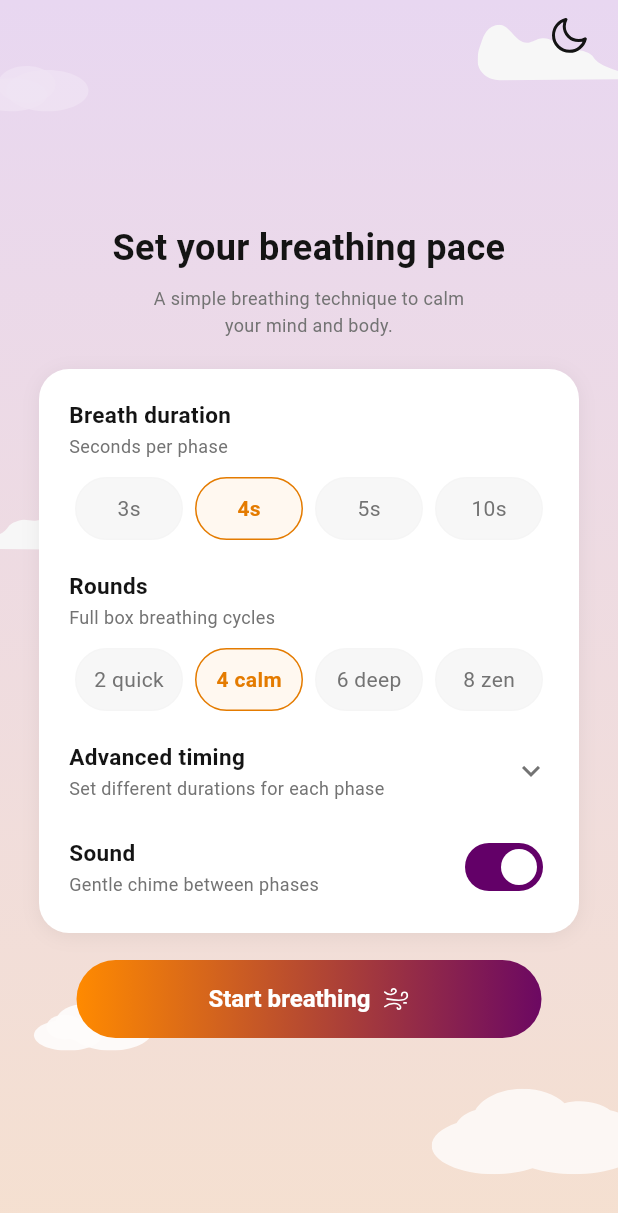
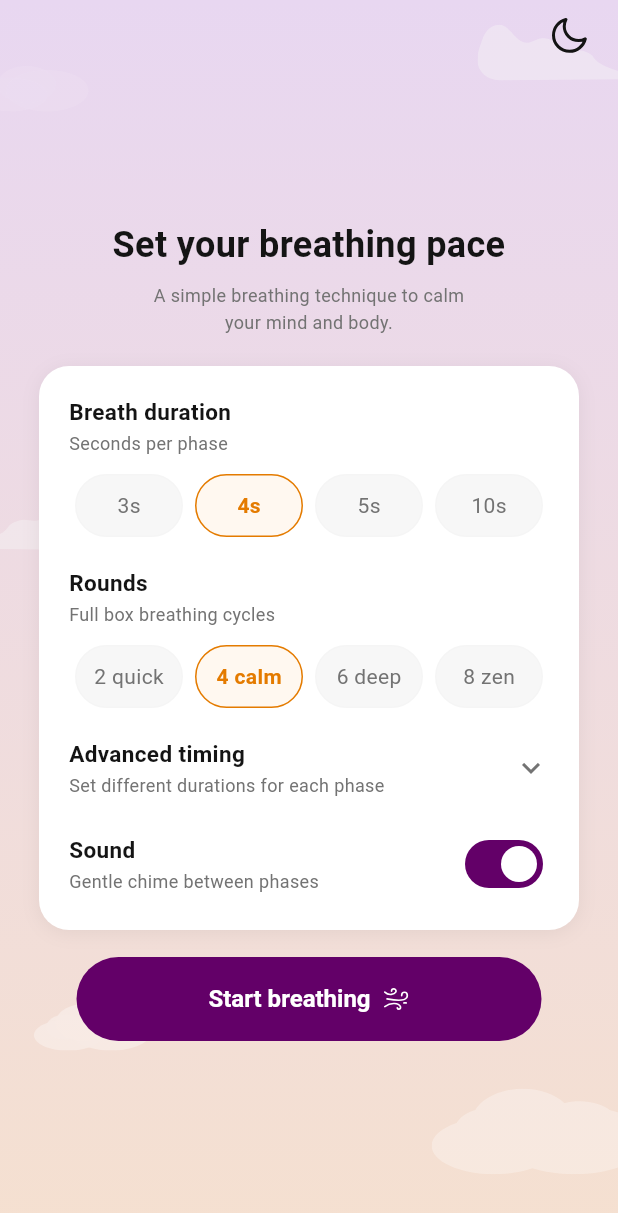
Before and after one commit to ankitk93/newu_hackthon, a Flutter app: the screen it shows after launch, on a phone screen of 412 x 824 dp. Shown: the top 1213 px of the screen. Run offline on Flutter 3.47's test engine with Material 3 defaults, Android fonts, the phone set to English and light mode, and no system bars; our stand-ins replace audioplayers, connectivity_plus, dio, equatable, flutter_bloc, flutter_svg and 4 more; accounts and stored records are empty.

Commit message:
fixes - NewU team feedback fixed screen wise

```diff
--- a/lib/core/theme/app_colors.dart
+++ b/lib/core/theme/app_colors.dart
@@ -63,8 +63,16 @@ class AppColors {
   static const Color accent = Color(0xFF7C4DFF);
   static const Color backToSetup = Color(0xFF6C0862);
 
-  // ─── Bubble (Dark Get Ready) ───
+  // ─── Bubble ───
   static const Color bubbleBgDark = Color(0xFF383840);
+  // Light: #C97CF5 at 40% / 10%  |  Dark: #7B2D8E at 20% / 5%
+  static const Color bubbleGradientLightStart = Color(0x66C97CF5);
+  static const Color bubbleGradientLightEnd = Color(0x1AC97CF5);
+  static const Color bubbleGradientDarkStart = Color(0x337B2D8E);
+  static const Color bubbleGradientDarkEnd = Color(0x0D7B2D8E);
+  // Border: Light #C97CF5 at 25%  |  Dark #7B2D8E at 12%
+  static const Color bubbleBorderLight = Color(0x40C97CF5);
+  static const Color bubbleBorderDark = Color(0x1F7B2D8E);
 
   //button colors
   static const Color buttonBgColorLight = Color(0xFF630068);
--- /dev/null
+++ b/lib/core/utils/responsive_utils.dart
@@ -0,0 +1,29 @@
+import 'package:flutter/material.dart';
+
+/// Provides responsive scaling for font sizes and spacing on wider viewports.
+/// Mobile sizes are the baseline (1.0x); tablets and desktops scale up.
+class Responsive {
+  Responsive._();
+
+  static double scaleFactor(BuildContext context) {
+    final width = MediaQuery.of(context).size.width;
+    if (width >= 1200) return 1.3;
+    if (width >= 800) return 1.15;
+    return 1.0;
+  }
+
+  static double fontSize(BuildContext context, double base) {
+    return base * scaleFactor(context);
+  }
+
+  static bool isMobile(BuildContext context) =>
+      MediaQuery.of(context).size.width < 600;
+
+  static bool isTablet(BuildContext context) {
+    final w = MediaQuery.of(context).size.width;
+    return w >= 600 && w < 1200;
+  }
+
+  static bool isDesktop(BuildContext context) =>
+      MediaQuery.of(context).size.width >= 1200;
+}
--- a/lib/features/breathing/presentation/blocs/session/breathing_session_bloc.dart
+++ b/lib/features/breathing/presentation/blocs/session/breathing_session_bloc.dart
@@ -90,7 +90,6 @@ class BreathingSessionBloc
     // Check if session is complete
     if (isNewCycle && nextCycle > currentState.config.rounds) {
       _cancelTimer();
-      _playChime(currentState.config.soundEnabled);
       emit(SessionCompleted(config: currentState.config));
       return;
     }
--- a/lib/features/breathing/presentation/blocs/setup/breathing_setup_state.dart
+++ b/lib/features/breathing/presentation/blocs/setup/breathing_setup_state.dart
@@ -23,14 +23,14 @@ class BreathingSetupState extends Equatable {
 
   BreathingSetupState copyWith({
     BreathingConfig? config,
-    Object? selectedPresetDuration = _sentinel,
+    Object? selectedPresetDuration = _sentinel, // default value is _sentinel, not null
     bool? isAdvancedTimingOpen,
   }) {
     return BreathingSetupState(
       config: config ?? this.config,
       selectedPresetDuration: identical(selectedPresetDuration, _sentinel)
-          ? this.selectedPresetDuration
-          : selectedPresetDuration as int?,
+          ? this.selectedPresetDuration // user didn't provided any value, so keep the old value
+          : selectedPresetDuration as int?, // user provided a value, so use it
       isAdvancedTimingOpen:
           isAdvancedTimingOpen ?? this.isAdvancedTimingOpen,
     );
--- a/lib/features/breathing/presentation/screens/setup_screen.dart
+++ b/lib/features/breathing/presentation/screens/setup_screen.dart
@@ -6,6 +6,7 @@ import 'package:newu_health/core/theme/theme_cubit.dart';
 import 'package:newu_health/features/breathing/presentation/blocs/setup/breathing_setup_bloc.dart';
 import 'package:newu_health/features/breathing/presentation/blocs/setup/breathing_setup_event.dart';
 import 'package:newu_health/features/breathing/presentation/blocs/setup/breathing_setup_state.dart';
+import 'package:newu_health/core/utils/responsive_utils.dart';
 import 'package:newu_health/features/breathing/presentation/widgets/duration_chip.dart';
 import 'package:newu_health/features/breathing/presentation/widgets/phase_duration_control.dart';
 
@@ -102,7 +103,7 @@ class _SetupContent extends StatelessWidget {
                             color: isDark
                                 ? AppColors.textPrimaryDark
                                 : AppColors.textPrimary,
-                            fontSize: 24,
+                            fontSize: Responsive.fontSize(context, 24),
                             fontWeight: FontWeight.w700,
                           ),
                           textAlign: TextAlign.center,
@@ -114,7 +115,7 @@ class _SetupContent extends StatelessWidget {
                             color: isDark
                                 ? AppColors.textSecondaryDark
                                 : AppColors.textSecondary,
-                            fontSize: 12,
+                            fontSize: Responsive.fontSize(context, 12),
                             height: 1.5,
                           ),
                           textAlign: TextAlign.center,
@@ -187,7 +188,9 @@ class _SetupContent extends StatelessWidget {
         ? 'assets/images/dark_mode_assets'
         : 'assets/images/light_mode_assets';
     double cw(double factor, double max) => (w * factor).clamp(0, max);
-    return Stack(
+    return Opacity(
+      opacity: 0.4,
+      child: Stack(
         children: [
           Positioned(
             left: -20,
@@ -224,25 +227,32 @@ class _SetupContent extends StatelessWidget {
                 '$base/two_overlapping_cloud.svg', width: cw(0.2, 120)),
           ),
         ],
+      ),
     );
   }
 
-  Widget _title(String t, bool isDark) => Text(
+  Widget _title(String t, bool isDark, {BuildContext? ctx}) {
+    final fs = ctx != null ? Responsive.fontSize(ctx, 15) : 15.0;
+    return Text(
         t,
         style: TextStyle(
           color: isDark ? AppColors.textPrimaryDark : AppColors.textPrimary,
-          fontSize: 15,
+          fontSize: fs,
           fontWeight: FontWeight.w700,
         ),
       );
+  }
 
-  Widget _sub(String t, bool isDark) => Text(
+  Widget _sub(String t, bool isDark, {BuildContext? ctx}) {
+    final fs = ctx != null ? Responsive.fontSize(ctx, 12) : 12.0;
+    return Text(
         t,
         style: TextStyle(
           color: isDark ? AppColors.textSecondaryDark : AppColors.textSecondary,
-          fontSize: 12,
+          fontSize: fs,
         ),
       );
+  }
 
   Widget _durationChips(BuildContext ctx, bool isDark) {
     const durations = [3, 4, 5, 10];
@@ -327,9 +337,10 @@ class _SetupContent extends StatelessWidget {
               ],
             ),
           ),
-          AnimatedCrossFade(
-            firstChild: const SizedBox.shrink(),
-            secondChild: Padding(
+          AnimatedSize(
+            duration: const Duration(milliseconds: 300),
+            curve: Curves.easeInOut,
+            child:s.isAdvancedTimingOpen ? Padding(
               padding: const EdgeInsets.only(top: 12),
               child: Column(children: [
                 PhaseDurationControl(
@@ -361,11 +372,7 @@ class _SetupContent extends StatelessWidget {
                         UpdatePhaseDuration(
                             phaseType: PhaseType.holdOut, seconds: v))),
               ]),
-            ),
-            crossFadeState: s.isAdvancedTimingOpen
-                ? CrossFadeState.showSecond
-                : CrossFadeState.showFirst,
-            duration: const Duration(milliseconds: 300),
+            ): const SizedBox(width: double.infinity, height: 0),
           ),
         ],
       ),
@@ -402,11 +409,9 @@ class _SetupContent extends StatelessWidget {
   Widget _startButton(BuildContext ctx, bool isDark) {
     return BlocBuilder<BreathingSetupBloc, BreathingSetupState>(
       builder: (ctx, s) => Container(
-        height: 52,
+        height: 56,
         decoration: BoxDecoration(
-          gradient: const LinearGradient(
-            colors: [AppColors.gradientStart, AppColors.gradientEnd],
-          ),
+          color: isDark ? AppColors.buttonBgColorDark : AppColors.buttonBgColorLight,
           borderRadius: BorderRadius.circular(50),
         ),
         child: ElevatedButton(
```
Also changed, not shown: lib/core/router/app_router.dart (added, +32 -0 lines), lib/core/widgets/app_scaffold_background.dart (added, +80 -0 lines), lib/core/widgets/responsive_builder.dart (added, +35 -0 lines), lib/features/breathing/presentation/screens/breathing_screen.dart (+48 -20 lines), lib/features/breathing/presentation/screens/finish_screen.dart (+37 -26 lines), lib/features/breathing/presentation/widgets/app_primary_button.dart (added, +48 -0 lines), lib/features/breathing/presentation/widgets/breathing_bubble.dart (+116 -31 lines), 1 other file. Lines whose indentation alone changed are shown as unchanged.
